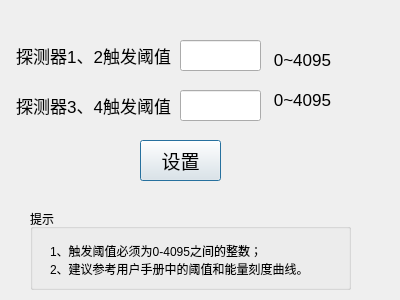
The window that forms/SetThreshlod.ui (MrXiaomao/GammaMonitor) describes before a commit, drawn with Qt 5.
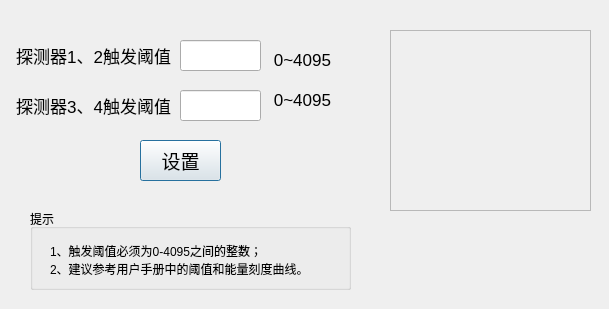
The same window after the commit. Icons and pictures are not drawn.

The edit to the form file:
```diff
--- a/forms/SetThreshlod.ui
+++ b/forms/SetThreshlod.ui
@@ -6,8 +6,8 @@
    <rect>
     <x>0</x>
     <y>0</y>
-    <width>400</width>
-    <height>300</height>
+    <width>609</width>
+    <height>309</height>
    </rect>
   </property>
   <property name="windowTitle">
@@ -175,6 +175,25 @@
     </property>
    </widget>
   </widget>
+  <widget class="QFrame" name="frame">
+   <property name="geometry">
+    <rect>
+     <x>390</x>
+     <y>30</y>
+     <width>201</width>
+     <height>181</height>
+    </rect>
+   </property>
+   <property name="styleSheet">
+    <string notr="true">image: url(:/mainWindow/images/picture1.png);</string>
+   </property>
+   <property name="frameShape">
+    <enum>QFrame::StyledPanel</enum>
+   </property>
+   <property name="frameShadow">
+    <enum>QFrame::Raised</enum>
+   </property>
+  </widget>
  </widget>
  <layoutdefault spacing="6" margin="11"/>
  <resources/>
```
Left out of the diff: 5 changed lines with no effect on the pictures.
